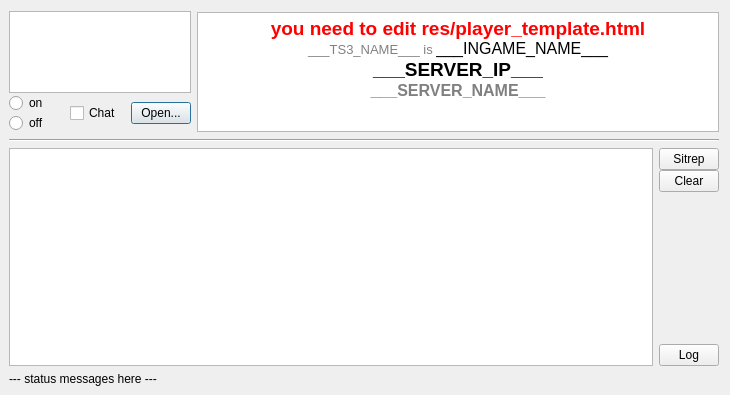
First picture: the form in plugin/DayzServerIp.ui, repository dehesselle/dayzsrvip, before the edit.
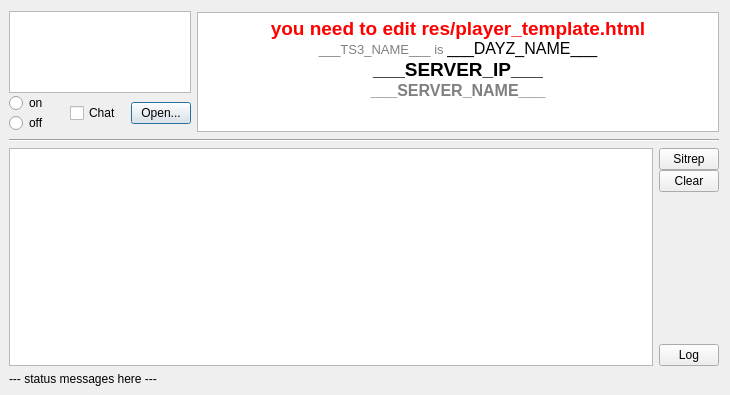
Second picture: the form after the edit.

Commit message: Rename "ingame name" to "DayZ name"

Diff of the .ui file:
```diff
--- a/plugin/DayzServerIp.ui
+++ b/plugin/DayzServerIp.ui
@@ -130,7 +130,7 @@
 &lt;html&gt;&lt;head&gt;&lt;meta name=&quot;qrichtext&quot; content=&quot;1&quot; /&gt;&lt;style type=&quot;text/css&quot;&gt;
 p, li { white-space: pre-wrap; }
 &lt;/style&gt;&lt;/head&gt;&lt;body style=&quot; font-family:'MS Shell Dlg 2'; font-size:8.25pt; font-weight:400; font-style:normal;&quot;&gt;
-&lt;p align=&quot;center&quot; style=&quot; margin-top:0px; margin-bottom:0px; margin-left:0px; margin-right:0px; -qt-block-indent:0; text-indent:0px;&quot;&gt;&lt;span style=&quot; font-size:14pt; font-weight:600; color:#ff0000;&quot;&gt;you need to edit res/player_template.html&lt;/span&gt;&lt;span style=&quot; font-size:10pt; color:#808080;&quot;&gt;&lt;br /&gt;___TS3_NAME___ is &lt;/span&gt;&lt;span style=&quot; font-size:12pt;&quot;&gt;___INGAME_NAME___&lt;/span&gt;&lt;/p&gt;
+&lt;p align=&quot;center&quot; style=&quot; margin-top:0px; margin-bottom:0px; margin-left:0px; margin-right:0px; -qt-block-indent:0; text-indent:0px;&quot;&gt;&lt;span style=&quot; font-size:14pt; font-weight:600; color:#ff0000;&quot;&gt;you need to edit res/player_template.html&lt;/span&gt;&lt;span style=&quot; font-size:10pt; color:#808080;&quot;&gt;&lt;br /&gt;___TS3_NAME___ is &lt;/span&gt;&lt;span style=&quot; font-size:12pt;&quot;&gt;___DAYZ_NAME___&lt;/span&gt;&lt;/p&gt;
 &lt;p align=&quot;center&quot; style=&quot; margin-top:0px; margin-bottom:0px; margin-left:0px; margin-right:0px; -qt-block-indent:0; text-indent:0px;&quot;&gt;&lt;span style=&quot; font-size:14pt; font-weight:600;&quot;&gt;___SERVER_IP___&lt;/span&gt;&lt;/p&gt;
 &lt;p align=&quot;center&quot; style=&quot; margin-top:0px; margin-bottom:0px; margin-left:0px; margin-right:0px; -qt-block-indent:0; text-indent:0px;&quot;&gt;&lt;span style=&quot; font-size:12pt; font-weight:600; color:#808080;&quot;&gt;___SERVER_NAME___&lt;/span&gt;&lt;/p&gt;
 &lt;p align=&quot;center&quot; style=&quot;-qt-paragraph-type:empty; margin-top:0px; margin-bottom:0px; margin-left:0px; margin-right:0px; -qt-block-indent:0; text-indent:0px;&quot;&gt;&lt;br /&gt;&lt;/p&gt;
```
The commit also changes 4 other files.
